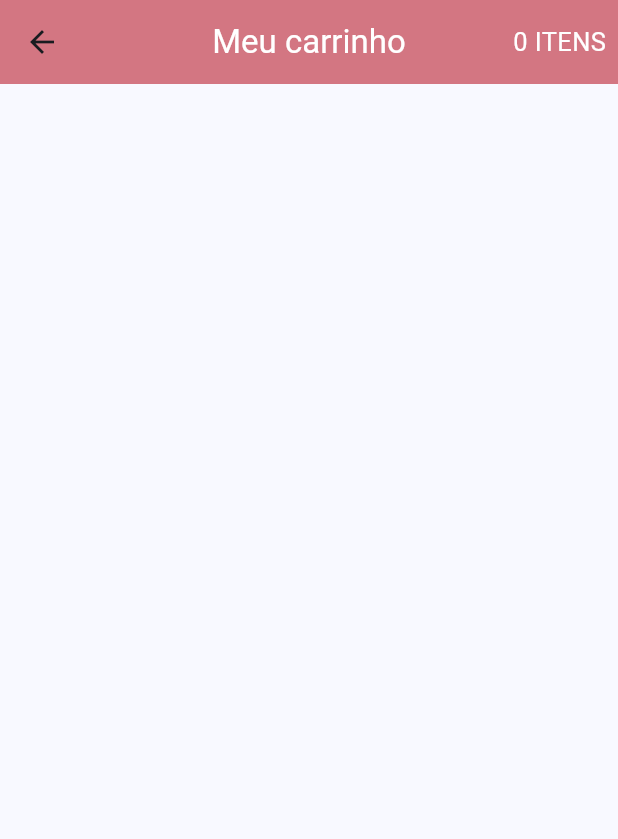
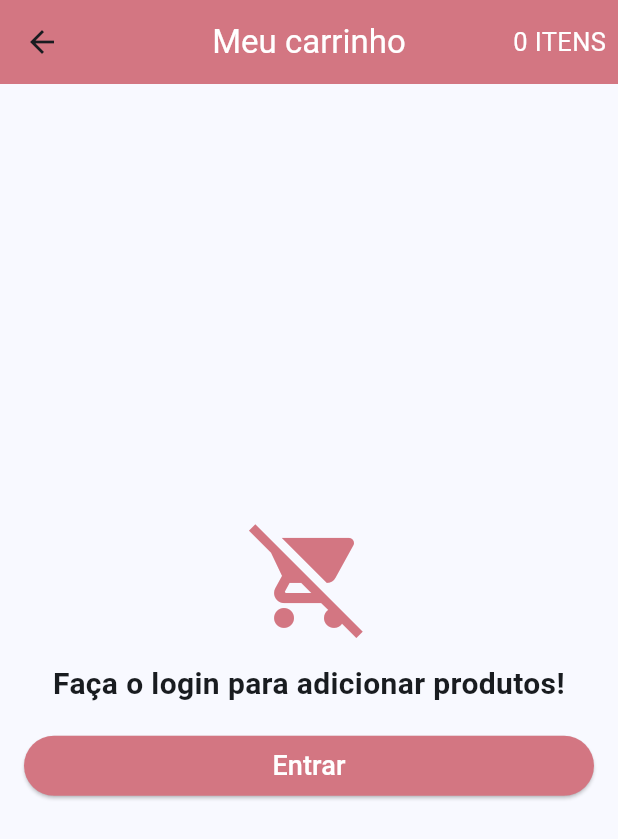
Before and after one commit to abigailmvlima/flutter_online_clothing_store, a Flutter app: the CartScreen screen opened directly, on a phone screen of 412 x 824 dp. Shown: the top 839 px of the screen. Run offline on Flutter 3.47's test engine with Material 3 defaults, Android fonts, the phone set to English and light mode, and no system bars; our stand-ins replace cloud_firestore, firebase_auth, firebase_core, google_sign_in, transparent_image; accounts and stored records are empty.

Commit message:
feat:I created the body of the cart screen

```diff
--- a/lib/models/cart_model.dart
+++ b/lib/models/cart_model.dart
@@ -9,6 +9,8 @@ class CartModel extends Model {
   UserModel user;
 
   List<CartProduct> products = [];
+
+  bool isLoading = false;
 
   CartModel(this.user);
 
--- a/lib/screens/cart.screen.dart
+++ b/lib/screens/cart.screen.dart
@@ -1,5 +1,7 @@
 import 'package:flutter/material.dart';
 import 'package:online_clothing_store/models/cart_model.dart';
+import 'package:online_clothing_store/models/user_model.dart';
+import 'package:online_clothing_store/screens/login_screen.dart';
 import 'package:scoped_model/scoped_model.dart';
 
 class CartScreen extends StatelessWidget {
@@ -7,7 +9,18 @@ class CartScreen extends StatelessWidget {
 
   @override
   Widget build(BuildContext context) {
-    return Scaffold(
+    return ScopedModelDescendant<UserModel>(
+      builder: (context, child, userModel) {
+        // Verifica se o UserModel está disponível
+        if (userModel == null) {
+          return const Center(
+            child: CircularProgressIndicator(),
+          );
+        }
+
+        return ScopedModel<CartModel>(
+          model: CartModel(userModel), // Passa o UserModel para o CartModel
+          child: Scaffold(
             appBar: AppBar(
               backgroundColor: const Color.fromARGB(255, 211, 118, 130),
               title: const Text(
@@ -24,11 +37,82 @@ class CartScreen extends StatelessWidget {
                       int p = model.products.length;
                       return Text(
                         "$p ${p == 1 ? "ITEM" : "ITENS"}",
-                  style: const TextStyle(fontSize: 17.0, color: Colors.white),
+                        style: const TextStyle(
+                            fontSize: 17.0, color: Colors.white),
                       );
+                    },
+                  ),
+                ),
+              ],
+            ),
+            body: ScopedModelDescendant<CartModel>(
+                builder: (context, child, model) {
+              if (model.isLoading && userModel.isLoggedIn()) {
+                return const Center(
+                  child: CircularProgressIndicator(),
+                );
+              } else if (!userModel.isLoggedIn()) {
+                return Container(
+                  padding: const EdgeInsets.all(16.0),
+                  child: Column(
+                    crossAxisAlignment: CrossAxisAlignment.stretch,
+                    mainAxisAlignment: MainAxisAlignment.center,
+                    children: <Widget>[
+                      const Icon(
+                        Icons.remove_shopping_cart,
+                        size: 80.0,
+                        color: Color.fromARGB(255, 211, 118, 130),
+                      ),
+                      const SizedBox(height: 16.0),
+                      const Text(
+                        "Faça o login para adicionar produtos!",
+                        style: TextStyle(
+                            fontSize: 20.0, fontWeight: FontWeight.bold),
+                        textAlign: TextAlign.center,
+                      ),
+                      const SizedBox(height: 16.0),
+                      ElevatedButton(
+                        onPressed: () {
+                          Navigator.of(context).push(
+                            MaterialPageRoute(
+                              builder: (context) => LoginScreen(),
+                            ),
+                          );
+                        },
+                        style: ElevatedButton.styleFrom(
+                          backgroundColor:
+                              const Color.fromARGB(255, 211, 118, 130),
+                        ),
+                        child: const Text(
+                          "Entrar",
+                          style: TextStyle(fontSize: 18.0, color: Colors.white),
+                        ),
+                      ),
+                    ],
+                  ),
+                );
+                // ignore: unnecessary_null_comparison
+              } else if (model.products == null || model.products.length == 0) {
+                return const Center(
+                  child: Text(
+                    "Seu carrinho está vazio!",
+                    style:
+                        TextStyle(fontSize: 20.0, fontWeight: FontWeight.bold),
+                    textAlign: TextAlign.center,
+                  ),
+                );
+              } else {
+                return const Center(
+                  child: Text(
+                    "Erro: Widget não encontrado!",
+                    style: TextStyle(fontSize: 18.0, color: Colors.red),
+                  ),
+                );
+              }
             }),
           ),
-          ]),
+        );
+      },
     );
   }
 }
```
Lines whose indentation alone changed are shown as unchanged.
